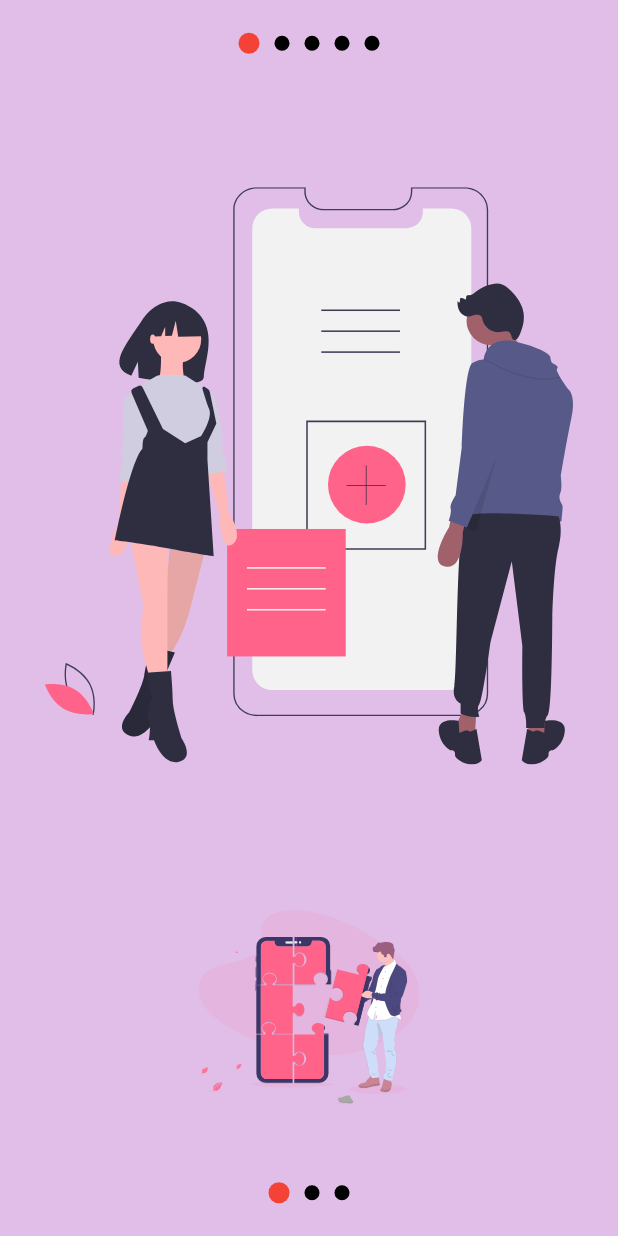
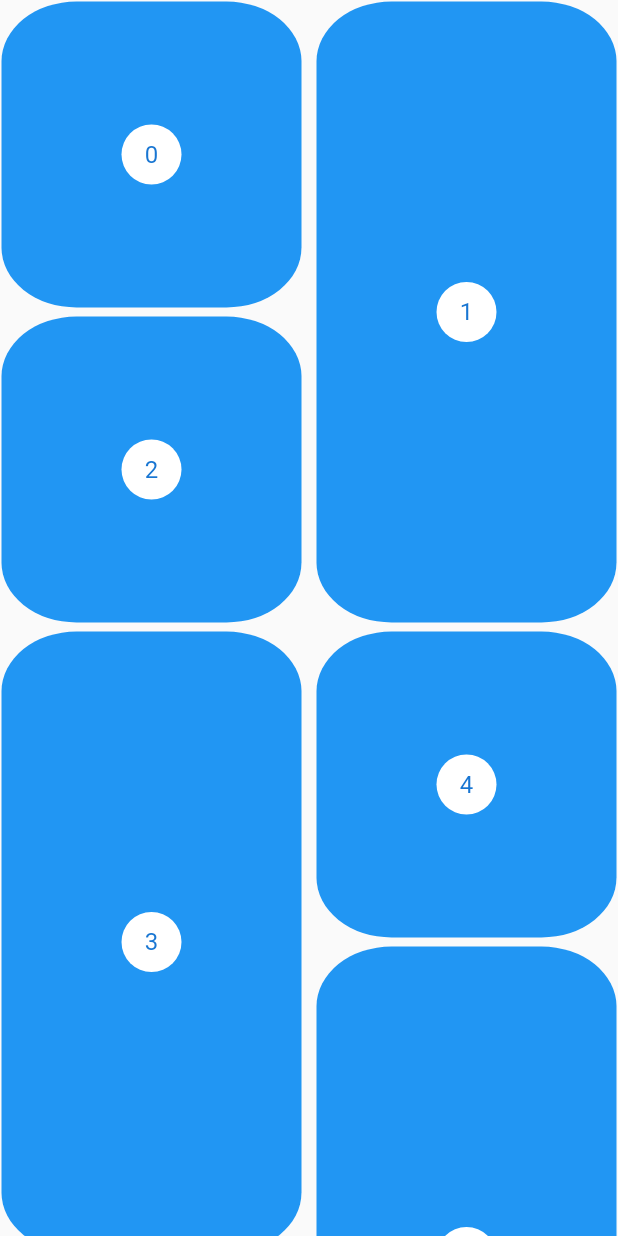
Before and after one commit to CrisMEDev/Flutter-Designs_and_animations, a Flutter app: the screen it shows after launch, on a phone screen of 412 x 824 dp. Run offline on Flutter 3.47's test engine with Material 2 defaults, Android fonts, the phone set to English and light mode, and no system bars; our stand-ins replace flutter_svg.

Commit message:
Se implementó una lista de menu con ayuda de Staggered GridView

```diff
--- a/lib/main.dart
+++ b/lib/main.dart
@@ -1,6 +1,7 @@
 import 'package:flutter/material.dart';
 
-import 'package:backgrounds_custom_painter/src/pages/slideshows_page.dart';
+import 'package:backgrounds_custom_painter/src/pages/pinterest_page.dart';
+// import 'package:backgrounds_custom_painter/src/pages/slideshows_page.dart';
 // import 'package:backgrounds_custom_painter/labs/slideshow_page.dart';
 // import 'package:backgrounds_custom_painter/src/pages/graficas_circualres_page.dart';
 // import 'package:backgrounds_custom_painter/src/pages/headers_page.dart';
@@ -15,7 +16,7 @@ class MyApp extends StatelessWidget {
     return MaterialApp(
       debugShowCheckedModeBanner: false,
       title: 'Diseños app',
-      home: SlideshowPage(),
+      home: PinterestPage(),
     );
   }
 }
--- /dev/null
+++ b/lib/src/pages/pinterest_page.dart
@@ -0,0 +1,59 @@
+import 'package:flutter/material.dart';
+
+import 'package:flutter_staggered_grid_view/flutter_staggered_grid_view.dart';
+
+class PinterestPage extends StatelessWidget {
+  @override
+  Widget build(BuildContext context) {
+    return SafeArea(
+      child: Scaffold(
+        body: Center(
+          child: _PinterestGrid(),
+        ),
+      ),
+    );
+  }
+}
+
+class _PinterestGrid extends StatelessWidget {
+
+  final List<int> items = List.generate(200, (index) => index);
+
+  @override
+  Widget build(BuildContext context) {
+    return StaggeredGridView.countBuilder(
+      crossAxisCount: 4,
+      itemCount: items.length,
+      itemBuilder: (BuildContext context, int index) => _PinterestItem( index: index, ),
+      staggeredTileBuilder: (int index) =>
+          StaggeredTile.count(2, index.isEven ? 2 : 4),
+      mainAxisSpacing: 4.0,
+      crossAxisSpacing: 8.0,
+    );
+  }
+}
+
+class _PinterestItem extends StatelessWidget {
+
+  final int index;
+
+  const _PinterestItem({Key key, this.index}) : super(key: key);
+
+  @override
+  Widget build(BuildContext context) {
+    return Container(
+      margin: EdgeInsets.all( 1.0 ),
+
+      decoration: BoxDecoration(
+        color: Colors.blue,
+        borderRadius: BorderRadius.all( Radius.elliptical(50.0, 40.0) ),
+      ),
+      child: Center(
+        child: CircleAvatar(
+          backgroundColor: Colors.white,
+          child: Text('$index'),
+        ),
+      )
+    );
+  }
+}
--- a/pubspec.yaml
+++ b/pubspec.yaml
@@ -30,6 +30,7 @@ dependencies:
   cupertino_icons: ^1.0.2
   flutter_svg: ^0.21.0
   provider: ^5.0.0
+  flutter_staggered_grid_view: ^0.3.4
 
 dev_dependencies:
   flutter_test:
```
Also changed, not shown: pubspec.lock.
